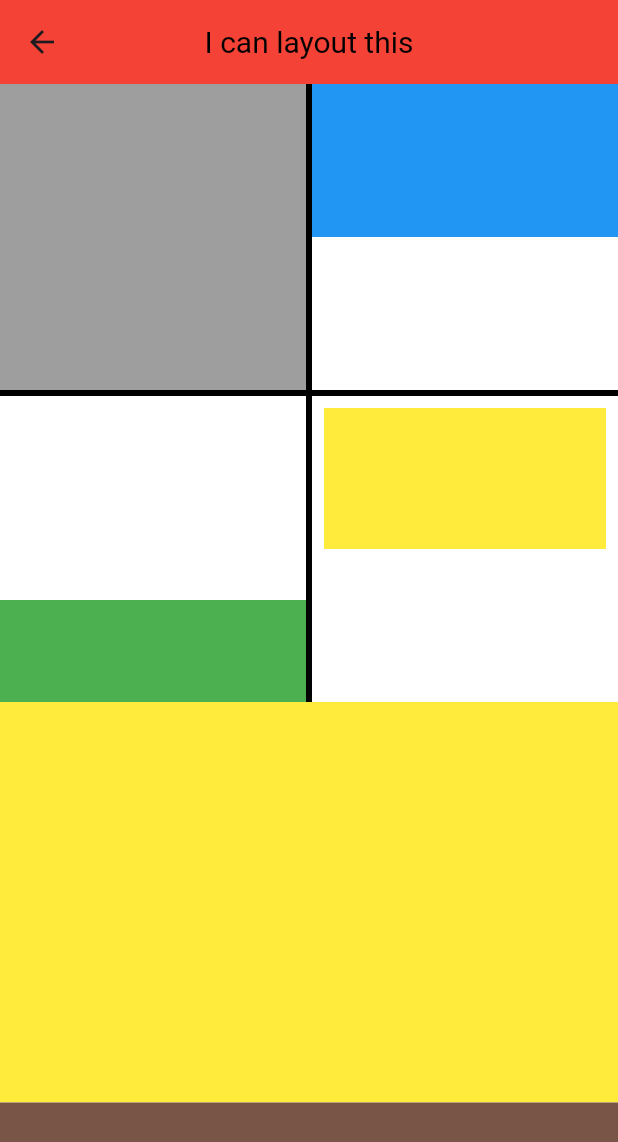
After one commit to Urrr4545/flutter_challenge, a Flutter app: the screen it shows after launch, after a tap on "3일차 기본", on a phone screen of 412 x 824 dp. The commit adds this screen. Shown: the top 1142 px of the screen. Run offline on Flutter 3.47's test engine with Material 3 defaults, Android fonts, the phone set to English and light mode, and no system bars.

Commit message:
update day3

```diff
--- /dev/null
+++ b/lib/challenge_day_3/normal/main.dart
@@ -0,0 +1,149 @@
+import 'package:flutter/material.dart';
+
+class ChallengeNormalScreenDay3 extends StatelessWidget {
+  const ChallengeNormalScreenDay3({Key? key}) : super(key: key);
+
+  @override
+  Widget build(BuildContext context) {
+    List<Widget> widgetList = [
+      buildFirstWidget(),
+      buildSecondWidget(),
+      buildThirdWidget(),
+      buildFourthWidget(),
+    ];
+    return SafeArea(
+      child: Scaffold(
+        appBar: AppBar(
+          backgroundColor: Colors.red,
+          title: const Text(
+            'I can layout this',
+            style: TextStyle(
+              fontSize: 20,
+              color: Colors.black,
+              fontWeight: FontWeight.w400,
+            ),
+          ),
+          centerTitle: true,
+        ),
+        body: Container(
+          color: Colors.black,
+          child: Column(
+            children: [
+              GridView.builder(
+                gridDelegate: SliverGridDelegateWithMaxCrossAxisExtent(
+                  maxCrossAxisExtent: MediaQuery.of(context).size.width / 2,
+                  childAspectRatio: 1.0,
+                  crossAxisSpacing: 4,
+                  mainAxisSpacing: 4,
+                ),
+                itemBuilder: (BuildContext context, int index) {
+                  return widgetList[index];
+                },
+                itemCount: 4,
+                shrinkWrap: true,
+                physics: const NeverScrollableScrollPhysics(), // 스크롤 방지
+              ),
+              Expanded(
+                child: buildBottomSheet(),
+              )
+            ],
+          ),
+        ),
+      ),
+    );
+  }
+
+  Material buildFirstWidget() {
+    return Material(
+      child: Container(
+        color: Colors.grey,
+      ),
+    );
+  }
+
+  Material buildSecondWidget() {
+    return Material(
+      child: Column(
+        children: [
+          Expanded(
+            child: Container(
+              color: Colors.blue,
+            ),
+          ),
+          Expanded(
+            child: Container(
+              color: Colors.white,
+            ),
+          ),
+        ],
+      ),
+    );
+  }
+
+  Material buildThirdWidget() {
+    return Material(
+      child: Column(
+        children: [
+          Expanded(
+            flex: 2,
+            child: Container(
+              color: Colors.white,
+            ),
+          ),
+          Expanded(
+            flex: 1,
+            child: Container(
+              color: Colors.green,
+            ),
+          ),
+        ],
+      ),
+    );
+  }
+
+  Material buildFourthWidget() {
+    return Material(
+      child: Container(
+        color: Colors.white,
+        child: Padding(
+          padding: const EdgeInsets.all(8.0),
+          child: Column(
+            children: [
+              Expanded(
+                child: Container(
+                  color: Colors.yellow,
+                ),
+              ),
+              Expanded(
+                child: Container(
+                  color: Colors.white,
+                ),
+              ),
+            ],
+          ),
+        ),
+      ),
+    );
+  }
+
+  Material buildBottomSheet() {
+    return Material(
+      child: Column(
+        children: [
+          Expanded(
+            flex: 3,
+            child: Container(
+              color: Colors.yellow,
+            ),
+          ),
+          Expanded(
+            flex: 1,
+            child: Container(
+              color: Colors.brown,
+            ),
+          ),
+        ],
+      ),
+    );
+  }
+}
--- a/lib/challenge_menu.dart
+++ b/lib/challenge_menu.dart
@@ -2,6 +2,8 @@ import 'package:flutter/material.dart';
 import 'package:flutter_challenge/challenge_day_0/hard/main.dart';
 import 'package:flutter_challenge/challenge_day_0/normal/main.dart';
 
+import 'challenge_day_3/hard/main.dart';
+import 'challenge_day_3/normal/main.dart';
 import 'challnege_day_1/hard/main.dart';
 import 'challnege_day_1/normal/main.dart';
 import 'challnege_day_2/hard/main.dart';
@@ -92,6 +94,28 @@ class HomeScreen extends StatelessWidget {
                 ),
               ],
             ),
+            const SizedBox(
+              height: 20,
+            ),
+            Row(
+              crossAxisAlignment: CrossAxisAlignment.center,
+              mainAxisAlignment: MainAxisAlignment.center,
+              children: [
+                ElevatedButton(
+                  onPressed: () =>
+                      goScreen(context, const ChallengeNormalScreenDay3()),
+                  child: const Text("3일차 기본"),
+                ),
+                const SizedBox(
+                  width: 20,
+                ),
+                ElevatedButton(
+                  onPressed: () =>
+                      goScreen(context, const ChallengeHardScreenDay3()),
+                  child: const Text("3일차 심화"),
+                ),
+              ],
+            ),
           ],
         ),
       ),
--- a/lib/main.dart
+++ b/lib/main.dart
@@ -1,6 +1,5 @@
 import 'package:flutter/material.dart';
-
-import 'challenge_menu.dart';
+import 'package:flutter_challenge/challenge_menu.dart';
 
 void main() {
   runApp(const MyApp());
```
Also changed, not shown: lib/challenge_day_3/hard/main.dart (added, +107 -0 lines).
